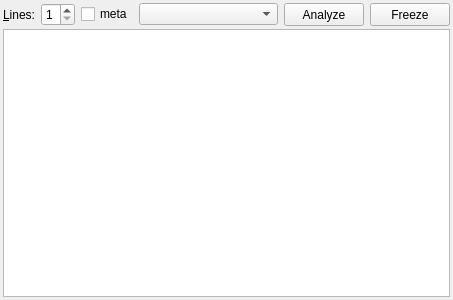
franzm/shatrabase, file src/gui/analysiswidget.ui: the form before one commit.
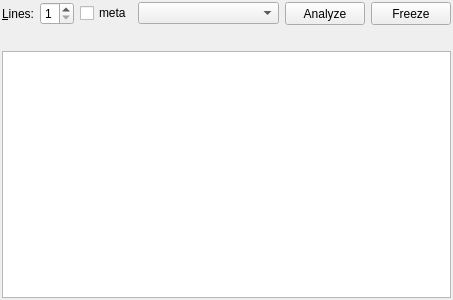
The form after the commit.

Commit message: nodes and nps display in analysis

Patch:
```diff
--- a/src/gui/analysiswidget.ui
+++ b/src/gui/analysiswidget.ui
@@ -25,26 +25,18 @@
   <property name="windowTitle">
    <string>Analysis</string>
   </property>
-  <layout class="QVBoxLayout">
-   <property name="spacing">
-    <number>3</number>
-   </property>
+  <layout class="QVBoxLayout" name="verticalLayout">
    <property name="leftMargin">
-    <number>3</number>
+    <number>2</number>
    </property>
    <property name="topMargin">
-    <number>3</number>
+    <number>2</number>
    </property>
    <property name="rightMargin">
-    <number>3</number>
+    <number>2</number>
    </property>
    <property name="bottomMargin">
-    <number>3</number>
-   </property>
-   <item>
-    <layout class="QVBoxLayout" name="verticalLayout" stretch="0,0">
-     <property name="sizeConstraint">
-      <enum>QLayout::SetMaximumSize</enum>
+    <number>2</number>
      </property>
      <item>
       <layout class="QHBoxLayout">
@@ -137,6 +129,24 @@
        </item>
       </layout>
      </item>
+   <item>
+    <layout class="QHBoxLayout" name="horizontalLayout">
+     <item>
+      <widget class="QLabel" name="labelNodes">
+       <property name="text">
+        <string/>
+       </property>
+      </widget>
+     </item>
+     <item>
+      <widget class="QLabel" name="labelNps">
+       <property name="text">
+        <string/>
+       </property>
+      </widget>
+     </item>
+    </layout>
+   </item>
      <item>
       <widget class="QTextBrowser" name="variationText">
        <property name="minimumSize">
@@ -149,8 +159,6 @@
         <bool>false</bool>
        </property>
       </widget>
-     </item>
-    </layout>
    </item>
   </layout>
  </widget>
```
Lines whose indentation alone changed are shown as unchanged. The commit also changes 4 other files.
